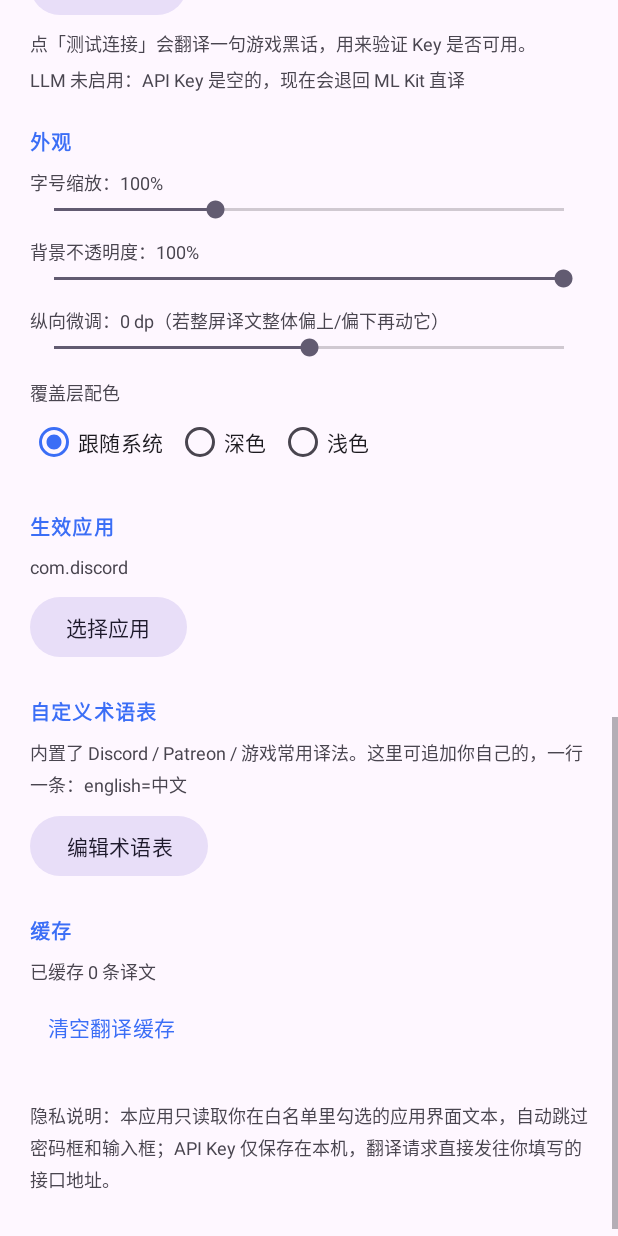
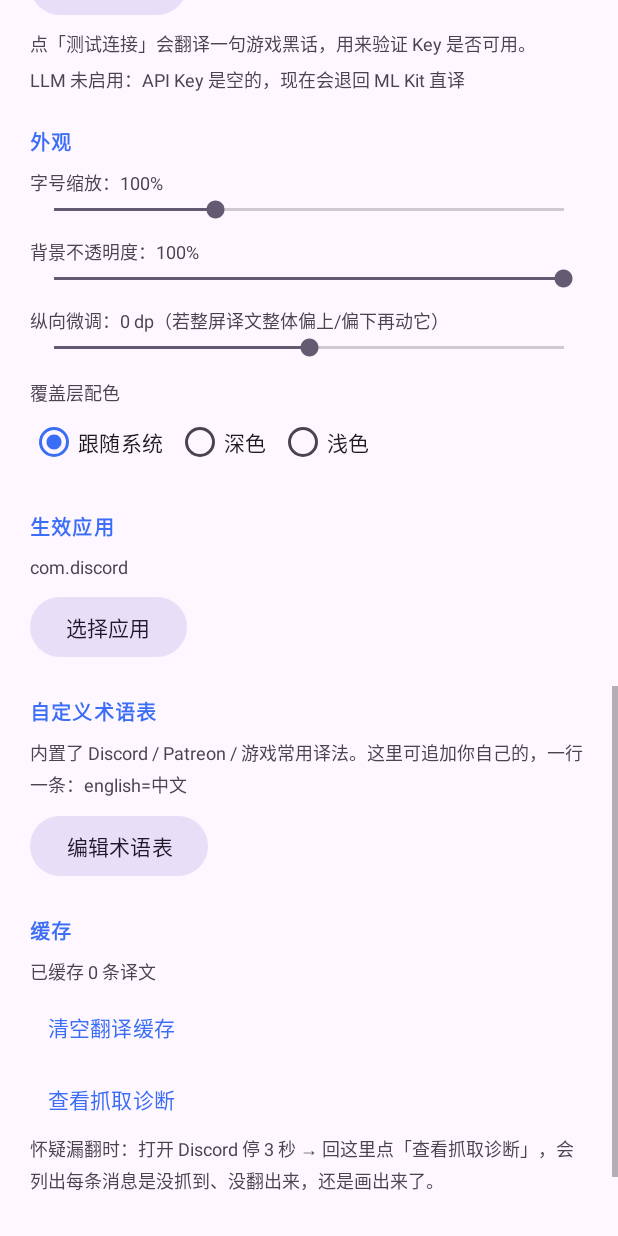
Before and after one commit to 1121498172/Screentrans-0.2, an Android app: the screen it shows after launch (MainActivity), scrolled down 1153 dp, on a phone screen of 412 x 824 dp. Run offline under Robolectric (Android 15) with nearby library versions, the phone set to English and light mode, and no system bars; libraries missing offline, so code that uses them is left out: com.google.mlkit.common, com.google.mlkit.nl, kotlinx.coroutines.tasks.

Commit message:
Add files via upload
0.22

```diff
--- a/app/build.gradle.kts
+++ b/app/build.gradle.kts
@@ -11,8 +11,8 @@ android {
         applicationId = "com.screentrans"
         minSdk = 29
         targetSdk = 34
-        versionCode = 3
-        versionName = "0.2.1"
+        versionCode = 4
+        versionName = "0.2.2"
     }
 
     buildTypes {
--- a/app/src/main/res/layout/activity_main.xml
+++ b/app/src/main/res/layout/activity_main.xml
@@ -335,6 +335,18 @@
             android:layout_marginTop="4dp"
             android:text="清空翻译缓存" />
 
+        <com.google.android.material.button.MaterialButton
+            android:id="@+id/btnDiag"
+            style="@style/Widget.Material3.Button.TextButton"
+            android:layout_width="wrap_content"
+            android:layout_height="wrap_content"
+            android:text="查看抓取诊断" />
+
+        <TextView
+            android:id="@+id/tvDiagHint"
+            style="@style/HintText"
+            android:text="怀疑漏翻时：打开 Discord 停 3 秒 → 回这里点「查看抓取诊断」，会列出每条消息是没抓到、没翻出来，还是画出来了。" />
+
         <TextView
             style="@style/HintText"
             android:layout_marginTop="26dp"
```
Also changed, not shown: app/src/main/java/com/screentrans/Coordinator.kt (+11 -2 lines), app/src/main/java/com/screentrans/Diagnostics.kt (added, +54 -0 lines), app/src/main/java/com/screentrans/MainActivity.kt (+19 -0 lines), app/src/main/java/com/screentrans/Scanner.kt (+6 -2 lines), 1 other file.
